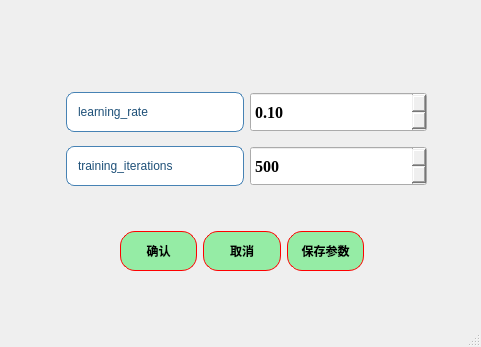
The window that ui/algorithms10_GP_para.ui (azhongege24/predict_first) describes before a commit, drawn with Qt 5.
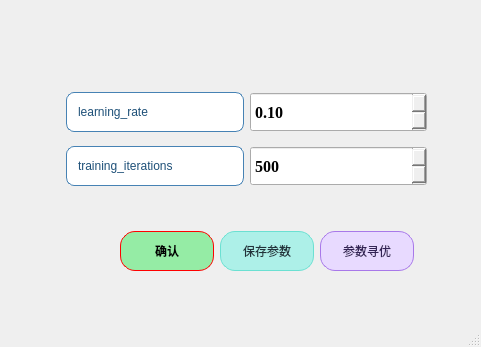
The same window after the commit.

The edit to the form file:
```diff
--- a/ui/algorithms10_GP_para.ui
+++ b/ui/algorithms10_GP_para.ui
@@ -196,12 +196,12 @@
      </item>
     </layout>
    </widget>
-   <widget class="QWidget" name="">
+   <widget class="QWidget" name="layoutWidget">
     <property name="geometry">
      <rect>
       <x>120</x>
       <y>230</y>
-      <width>244</width>
+      <width>294</width>
       <height>42</height>
      </rect>
     </property>
@@ -237,37 +237,6 @@
        </property>
       </widget>
      </item>
-     <item>
-      <widget class="QPushButton" name="pushButton_2">
-       <property name="minimumSize">
-        <size>
-         <width>0</width>
-         <height>40</height>
-        </size>
-       </property>
-       <property name="styleSheet">
-        <string notr="true">QPushButton{
-border:1px solid red;   /*边框的粗细，颜色*/
-border-radius:15px;    /*设置圆角半径 */
-padding:2px 4px;  /*QFrame边框与内部其它部件的距离*/
-background-color: rgb(149, 236, 165);	/*背景颜色*/
-color:rgb(0, 0, 0);		/*字体颜色*/
-	font: 18pt &quot;楷体&quot;;
-
-font:bold;
-}
-QPushButton:hover {
-    background-color: rgb(177, 244, 155);    /* 悬停时背景色 */
-}
-QPushButton:pressed {
-    background-color:rgb(99, 181, 255);     /* 点击时背景色 */
-}</string>
-       </property>
-       <property name="text">
-        <string>取消</string>
-       </property>
-      </widget>
-     </item>
      <item>
       <widget class="QPushButton" name="pushButton_save_params">
        <property name="minimumSize">
@@ -278,18 +247,18 @@
        </property>
        <property name="styleSheet">
         <string notr="true">QPushButton{
-border:1px solid red;   /*边框的粗细，颜色*/
-border-radius:15px;    /*设置圆角半径 */
-padding:2px 4px;  /*QFrame边框与内部其它部件的距离*/
-background-color: rgb(149, 236, 165);	/*背景颜色*/
-color:rgb(0, 0, 0);		/*字体颜色*/
-	font: 18pt &quot;楷体&quot;;
-
-font:bold;
+    border:1px solid rgb(107, 224, 210);   /* 边框：浅薄荷绿（呼应背景） */
+    border-radius:15px;    /* 圆角半径（不变） */
+    padding:2px 4px;  /* 内边距（不变） */
+    background-color: rgb(173, 240, 232);	/* 常态背景：淡薄荷绿 */
+    color:rgb(34, 51, 59);		/* 字体颜色：深灰色（可读性强，不突兀） */
+    font: bold 18pt &quot;楷体&quot;;  /* 字体格式合并（不变） */
 }
+
 QPushButton:hover {
     background-color: rgb(177, 244, 155);    /* 悬停时背景色 */
 }
+
 QPushButton:pressed {
     background-color:rgb(99, 181, 255);     /* 点击时背景色 */
 }</string>
@@ -299,6 +268,37 @@
        </property>
       </widget>
      </item>
+     <item>
+      <widget class="QPushButton" name="pushButton_random_search">
+       <property name="minimumSize">
+        <size>
+         <width>0</width>
+         <height>40</height>
+        </size>
+       </property>
+       <property name="styleSheet">
+        <string notr="true">QPushButton{
+    border:1px solid rgb(168, 120, 233);   /* 边框：浅紫色 */
+    border-radius:15px;    /* 圆角半径（不变） */
+    padding:2px 4px;  /* 内边距（不变） */
+    background-color: rgb(232, 218, 255);	/* 常态背景：淡紫色 */
+    color:rgb(51, 34, 85);		/* 字体颜色：深紫色（更搭色系，可读性强） */
+    font: bold 18pt &quot;楷体&quot;;  /* 字体合并优化（原格式不变） */
+}
+
+QPushButton:hover {
+    background-color: rgb(240, 228, 255);    /* 悬停背景：更浅的紫色（提亮效果） */
+}
+
+QPushButton:pressed {
+    background-color: rgb(194, 162, 245);     /* 点击背景：中等紫色（按压反馈明显） */
+}</string>
+       </property>
+       <property name="text">
+        <string>参数寻优</string>
+       </property>
+      </widget>
+     </item>
     </layout>
    </widget>
   </widget>
```
Left out of the diff: 20 changed lines with no effect on the pictures.
